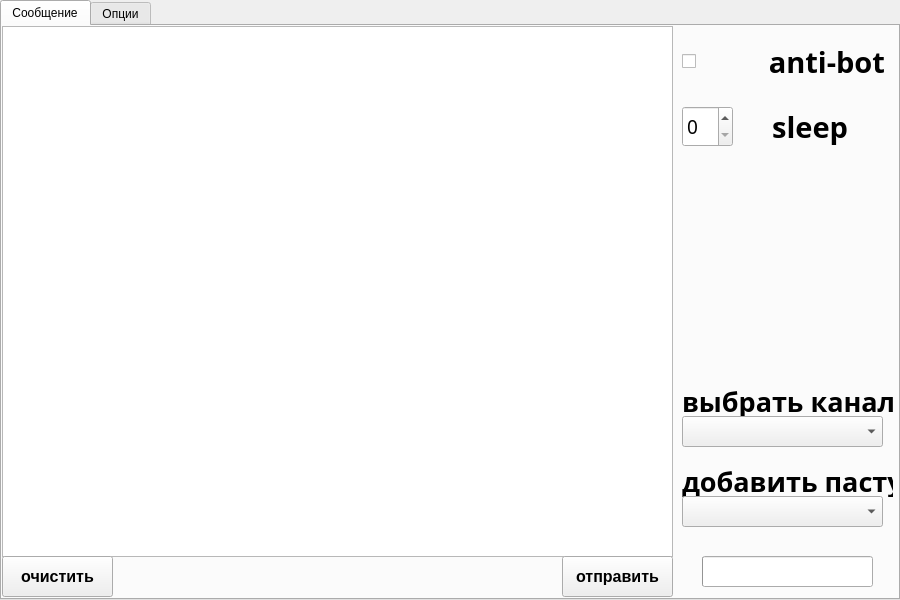
Qt form widget/widget.ui (feed619/TwitchBots) before a commit.
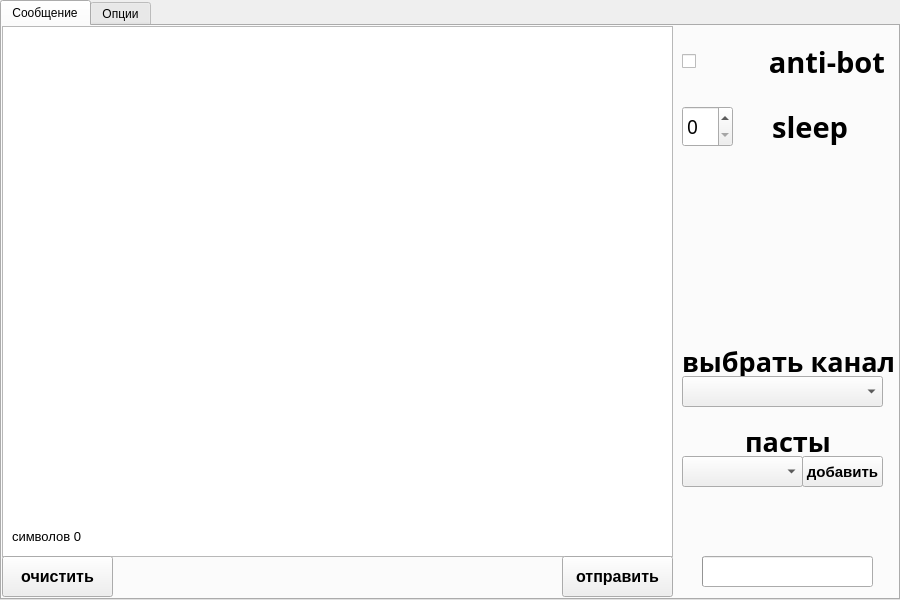
The same form after that commit. The open tabs and pages were chosen to show the change.

Patch:
```diff
--- a/widget/widget.ui
+++ b/widget/widget.ui
@@ -199,7 +199,7 @@
      <property name="geometry">
       <rect>
        <x>680</x>
-       <y>440</y>
+       <y>400</y>
        <width>211</width>
        <height>81</height>
       </rect>
@@ -221,7 +221,7 @@
        </font>
       </property>
       <property name="text">
-       <string>добавить пасту</string>
+       <string>         пасты</string>
       </property>
       <property name="textFormat">
        <enum>Qt::AutoText</enum>
@@ -235,11 +235,31 @@
        <rect>
         <x>0</x>
         <y>30</y>
-        <width>201</width>
+        <width>121</width>
         <height>31</height>
        </rect>
       </property>
      </widget>
+     <widget class="QPushButton" name="addPaste">
+      <property name="geometry">
+       <rect>
+        <x>120</x>
+        <y>30</y>
+        <width>81</width>
+        <height>31</height>
+       </rect>
+      </property>
+      <property name="font">
+       <font>
+        <family>Segoe UI</family>
+        <pointsize>11</pointsize>
+        <bold>true</bold>
+       </font>
+      </property>
+      <property name="text">
+       <string>добавить</string>
+      </property>
+     </widget>
     </widget>
     <widget class="QWidget" name="widgetSleep" native="true">
      <property name="geometry">
@@ -300,7 +320,7 @@
      <property name="geometry">
       <rect>
        <x>680</x>
-       <y>360</y>
+       <y>320</y>
        <width>211</width>
        <height>81</height>
       </rect>
@@ -342,6 +362,25 @@
       </property>
      </widget>
     </widget>
+    <widget class="QLabel" name="sizeText">
+     <property name="geometry">
+      <rect>
+       <x>10</x>
+       <y>500</y>
+       <width>91</width>
+       <height>21</height>
+      </rect>
+     </property>
+     <property name="font">
+      <font>
+       <family>Segoe UI</family>
+       <pointsize>10</pointsize>
+      </font>
+     </property>
+     <property name="text">
+      <string>символов 0</string>
+     </property>
+    </widget>
    </widget>
    <widget class="QWidget" name="options">
     <attribute name="title">
```
Left out of the diff: 2 changed lines with no effect on the pictures.
